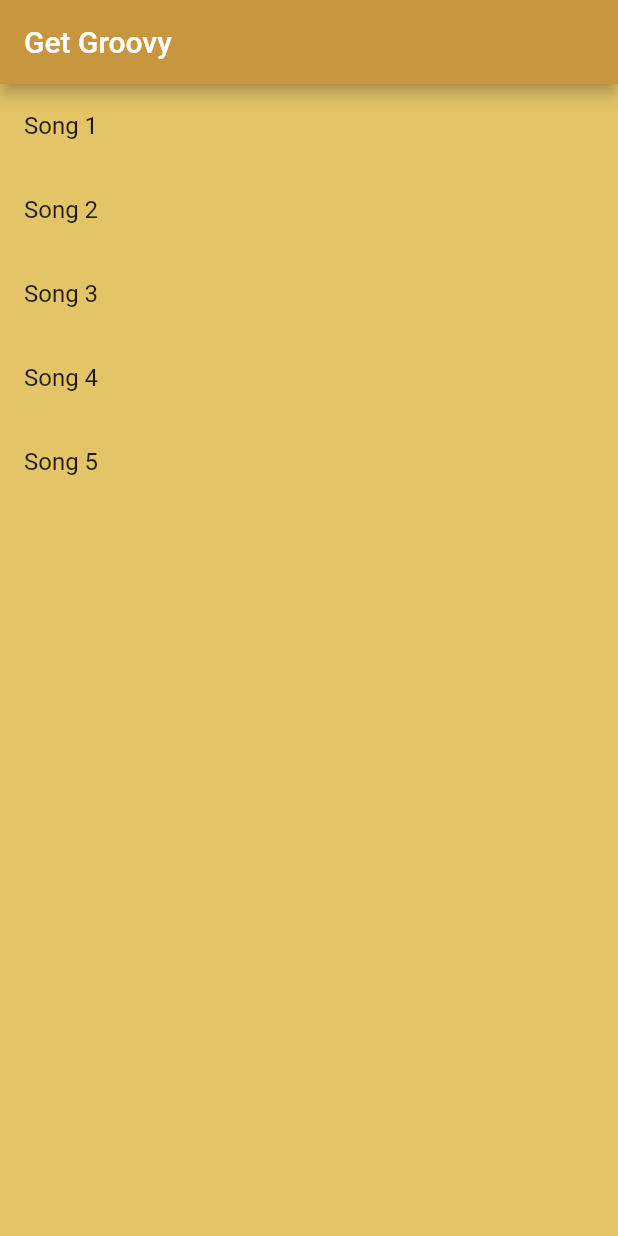
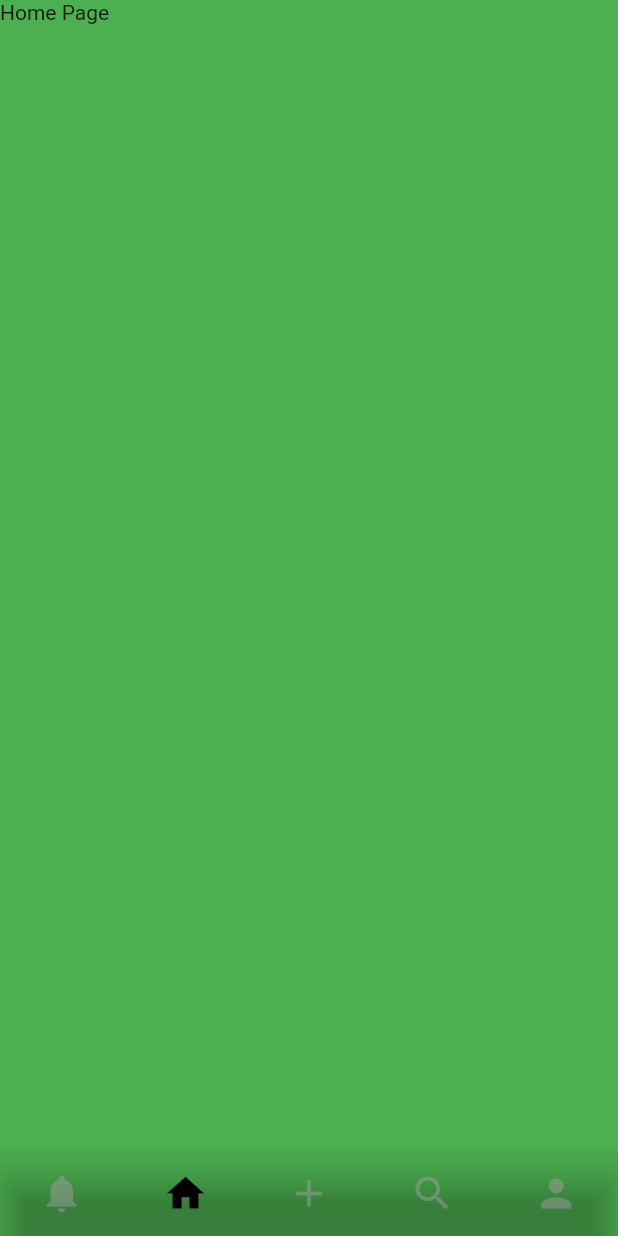
Before and after one commit to Tyler-Kamholz/get_groovy, a Flutter app: the screen it shows after launch, on a phone screen of 412 x 824 dp. Run offline on Flutter 3.47's test engine with Material 2 defaults, Android fonts, the phone set to English and light mode, and no system bars.

Commit message:
I added the bottom navigation bar and the pages for it as well. I have not added anything to the pages yet besides text saying what page it is.

```diff
--- a/lib/main.dart
+++ b/lib/main.dart
@@ -1,5 +1,5 @@
 import 'package:flutter/material.dart';
-import 'main_page.dart';
+import 'pages/main_page.dart';
 
 void main() {
   runApp(const MaterialApp(
--- a/lib/main_page.dart
+++ /dev/null
@@ -1,40 +0,0 @@
-import 'package:flutter/material.dart';
-
-class MainPage extends StatefulWidget {
-  const MainPage({super.key});
-
-  @override
-  State<MainPage> createState() => _MainPageState();
-}
-
-class _MainPageState extends State<MainPage> {
-  @override
-  Widget build(BuildContext context) {
-    return Scaffold(
-      appBar: AppBar(
-        title: const Text('Get Groovy'),
-        backgroundColor: const Color(0xffC8963E),
-      ),
-      body: ListView(
-        children: const [
-          ListTile(
-            title: Text('Song 1'),
-          ),
-          ListTile(
-            title: Text('Song 2'),
-          ),
-          ListTile(
-            title: Text('Song 3'),
-          ),
-          ListTile(
-            title: Text('Song 4'),
-          ),
-          ListTile(
-            title: Text('Song 5'),
-          ),
-        ],
-      ),
-      backgroundColor: const Color(0xffE3C567),
-    );
-  }
-}
--- /dev/null
+++ b/lib/pages/home_page.dart
@@ -0,0 +1,17 @@
+import 'package:flutter/src/widgets/container.dart';
+import 'package:flutter/src/widgets/framework.dart';
+import 'package:flutter/widgets.dart';
+
+class HomePage extends StatefulWidget {
+  const HomePage({super.key});
+
+  @override
+  State<HomePage> createState() => _HomePageState();
+}
+
+class _HomePageState extends State<HomePage> {
+  @override
+  Widget build(BuildContext context) {
+    return const Text('Home Page');
+  }
+}
--- /dev/null
+++ b/lib/pages/main_page.dart
@@ -0,0 +1,61 @@
+import 'package:flutter/material.dart';
+import 'package:getgroovy/pages/home_page.dart';
+import 'package:getgroovy/pages/notifications_page.dart';
+import 'package:getgroovy/pages/post_page.dart';
+import 'package:getgroovy/pages/profile_page.dart';
+import 'package:getgroovy/pages/search_page.dart';
+
+class MainPage extends StatefulWidget {
+  const MainPage({super.key});
+
+  @override
+  State<MainPage> createState() => _MainPageState();
+}
+
+class _MainPageState extends State<MainPage> {
+  int pageIndex = 1;
+
+  List pages = [
+    const NotificationsPage(),
+    const HomePage(),
+    const PostPage(),
+    const SearchPage(),
+    const ProfilePage(),
+  ];
+
+  void onTap(int index) {
+    setState(() {
+      pageIndex = index;
+    });
+  }
+
+  @override
+  Widget build(BuildContext context) {
+    return Scaffold(
+      backgroundColor: Colors.green,
+      body: pages[pageIndex],
+      bottomNavigationBar: BottomNavigationBar(
+        type: BottomNavigationBarType.fixed,
+        backgroundColor: Colors.white.withOpacity(0),
+        iconSize: 30,
+        unselectedFontSize: 0, //only icons can be pressed
+        selectedFontSize: 0, //this makes the icons the only ones being pressed
+        onTap: onTap, //this changes the index
+        currentIndex: pageIndex, //this moves the icons to show being pressed
+        selectedItemColor: Colors.black, //icons are black
+        unselectedItemColor:
+            Colors.grey.withOpacity(.5), //icons not pressed are grey
+        showSelectedLabels: false, //no labels
+        showUnselectedLabels: false, //no labels
+        items: const [
+          BottomNavigationBarItem(
+              icon: Icon(Icons.notifications), label: 'Notifications'),
+          BottomNavigationBarItem(icon: Icon(Icons.home), label: 'Home'),
+          BottomNavigationBarItem(icon: Icon(Icons.add), label: 'Post'),
+          BottomNavigationBarItem(icon: Icon(Icons.search), label: 'Search'),
+          BottomNavigationBarItem(icon: Icon(Icons.person), label: 'Profile'),
+        ], //these are all the pages above this comment.
+      ),
+    );
+  }
+}
```
Also changed, not shown: lib/pages/notifications_page.dart (added, +17 -0 lines), lib/pages/post_page.dart (added, +17 -0 lines), lib/pages/profile_page.dart (added, +17 -0 lines), lib/pages/search_page.dart (added, +17 -0 lines), lib/pages/settings_page.dart (added, +17 -0 lines).
